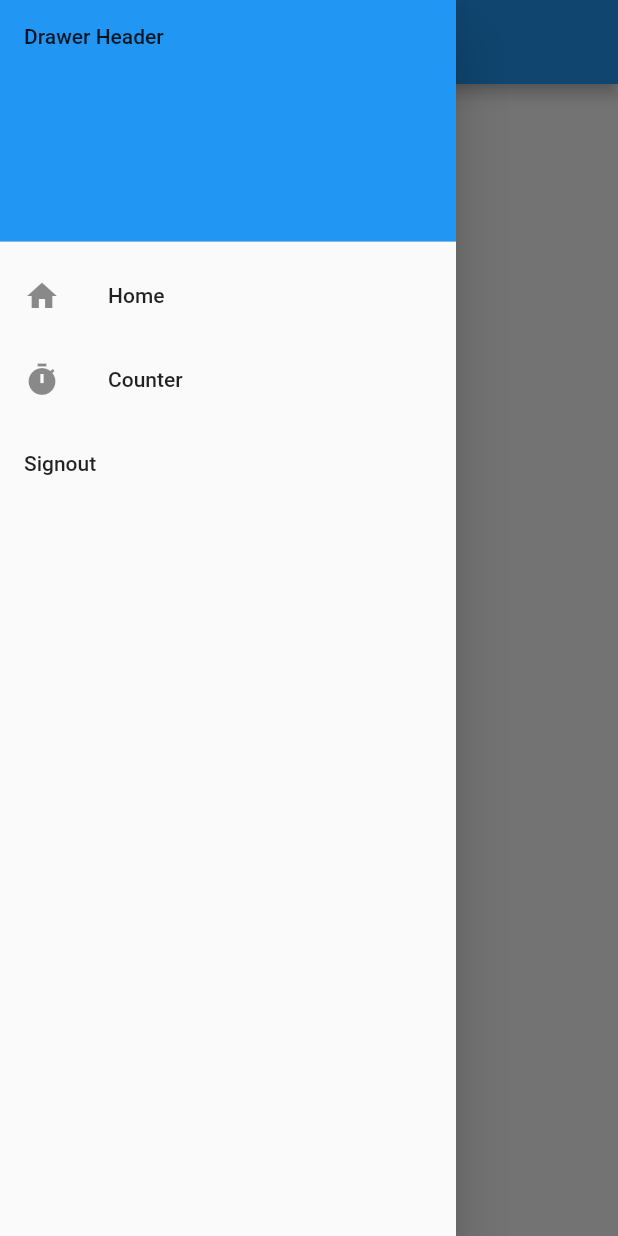
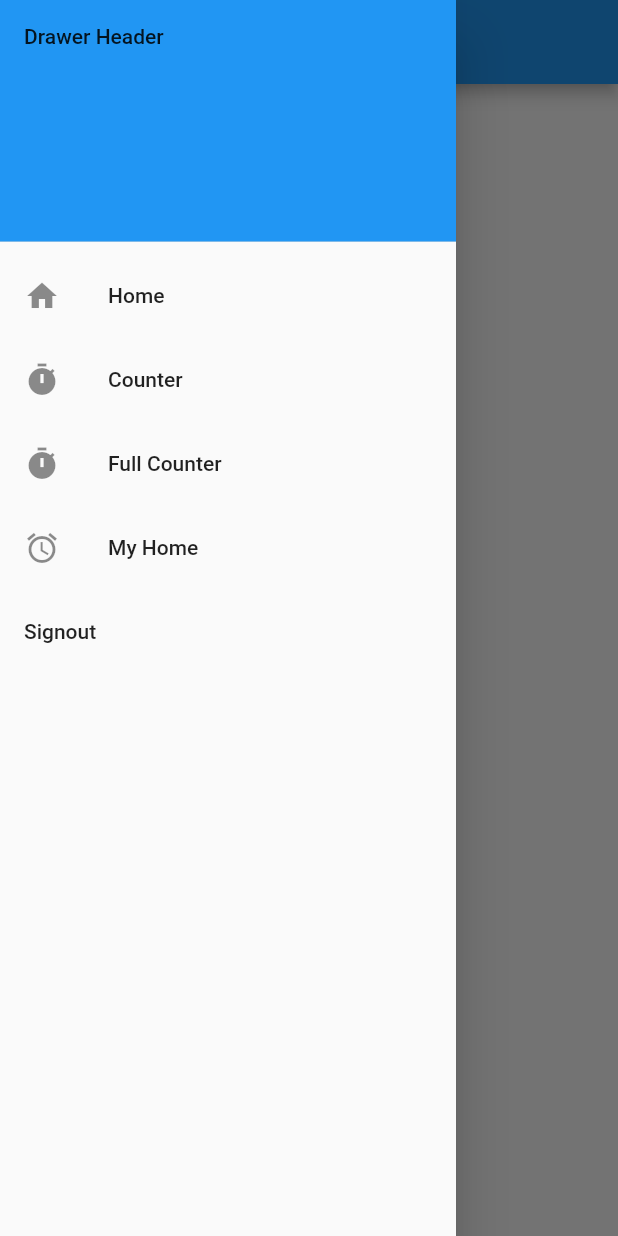
Before and after one commit to Sommaik/imcflutter, a Flutter app: the HomePage screen opened directly, with the side drawer open, on a phone screen of 412 x 824 dp. Run offline on Flutter 3.47's test engine with Material 2 defaults, Android fonts, the phone set to English and light mode, and no system bars; our stand-ins replace bloc, equatable, flutter_bloc, intro_slider.

Commit message:
add menu

```diff
--- a/lib/main.dart
+++ b/lib/main.dart
@@ -85,7 +85,9 @@ class MyApp extends StatelessWidget {
         initialRoute: '/',
         routes: {
           '/': (context) => HomePage(),
-          '/counter': (context) => MyCounterPage()
+          '/counter': (context) => MyCounterPage(),
+          '/full_counter': (context) => MyFullCounterPage(),
+          '/my_home': (context) => MyHomePage()
         },
       ),
     );
--- a/lib/shared/widget/app_menu.dart
+++ b/lib/shared/widget/app_menu.dart
@@ -26,6 +26,20 @@ class AppMenu extends StatelessWidget {
           },
         ),
         ListTile(
+          title: Text('Full Counter'),
+          leading: Icon(Icons.timer),
+          onTap: () {
+            Navigator.of(context).pushReplacementNamed('/full_counter');
+          },
+        ),
+        ListTile(
+          title: Text('My Home'),
+          leading: Icon(Icons.access_alarm),
+          onTap: () {
+            Navigator.of(context).pushReplacementNamed('/my_home');
+          },
+        ),
+        ListTile(
           title: Text('Signout'),
           onTap: () {
             // TODO: signout event
```
